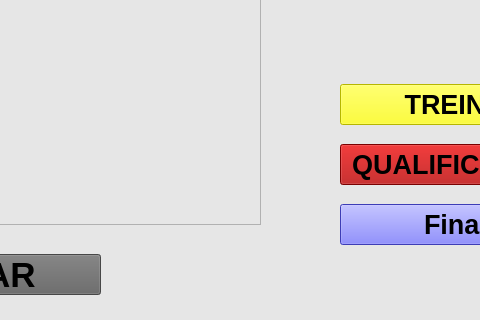
The window that central_pc/gui/pistolwindow.ui (xBogas/ES-SACA) describes before a commit, drawn with Qt 5; both pictures show x 670 to 1150 and y 346 to 666 of the 1271 by 666 pixel window.
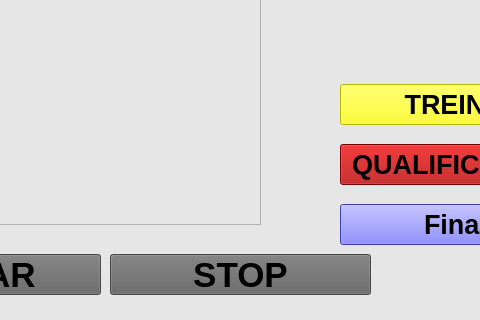
The same window after the commit. Icons and pictures are not drawn.

```diff
--- a/central_pc/gui/pistolwindow.ui
+++ b/central_pc/gui/pistolwindow.ui
@@ -505,6 +505,28 @@
      <enum>QGraphicsView::NoDrag</enum>
     </property>
    </widget>
+   <widget class="QPushButton" name="stopButton">
+    <property name="geometry">
+     <rect>
+      <x>780</x>
+      <y>600</y>
+      <width>261</width>
+      <height>41</height>
+     </rect>
+    </property>
+    <property name="font">
+     <font>
+      <pointsize>26</pointsize>
+      <bold>true</bold>
+     </font>
+    </property>
+    <property name="styleSheet">
+     <string notr="true">background-color: rgb(100, 100, 100);</string>
+    </property>
+    <property name="text">
+     <string>STOP</string>
+    </property>
+   </widget>
    <zorder>PracticeButton</zorder>
    <zorder>MatchButton</zorder>
    <zorder>FinalButton</zorder>
```
Left out of the diff: 1 changed line with no effect on the pictures.
